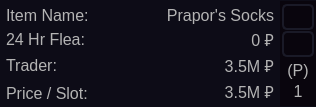
Qt form Tilda Source/modules/ui/compactoverlay.ui (adrian-griffin/TILDA-EFT) before a commit.
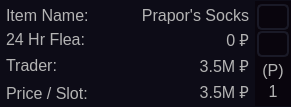
The same form after that commit. Icons and pictures are not drawn.

Diff of the .ui file:
```diff
--- a/Tilda Source/modules/ui/compactoverlay.ui
+++ b/Tilda Source/modules/ui/compactoverlay.ui
@@ -6,7 +6,7 @@
    <rect>
     <x>0</x>
     <y>0</y>
-    <width>316</width>
+    <width>291</width>
     <height>107</height>
    </rect>
   </property>
@@ -37,7 +37,10 @@
     <normaloff>../../../../../../Desktop/Poisk-0.8.3/icon.ico</normaloff>../../../../../../Desktop/Poisk-0.8.3/icon.ico</iconset>
   </property>
   <property name="styleSheet">
-   <string notr="true">border: none;</string>
+   <string notr="true">QWindow{
+border: none;
+
+}</string>
   </property>
   <property name="unifiedTitleAndToolBarOnMac">
    <bool>false</bool>
@@ -46,7 +49,6 @@
    <property name="styleSheet">
     <string notr="true">QFrame {
 background-color: rgb(13, 12, 23);
-border: none;
 font: 12pt &quot;DM Sans&quot;;
 
 }
```
Left out of the diff: 3 changed lines with no effect on the pictures.
